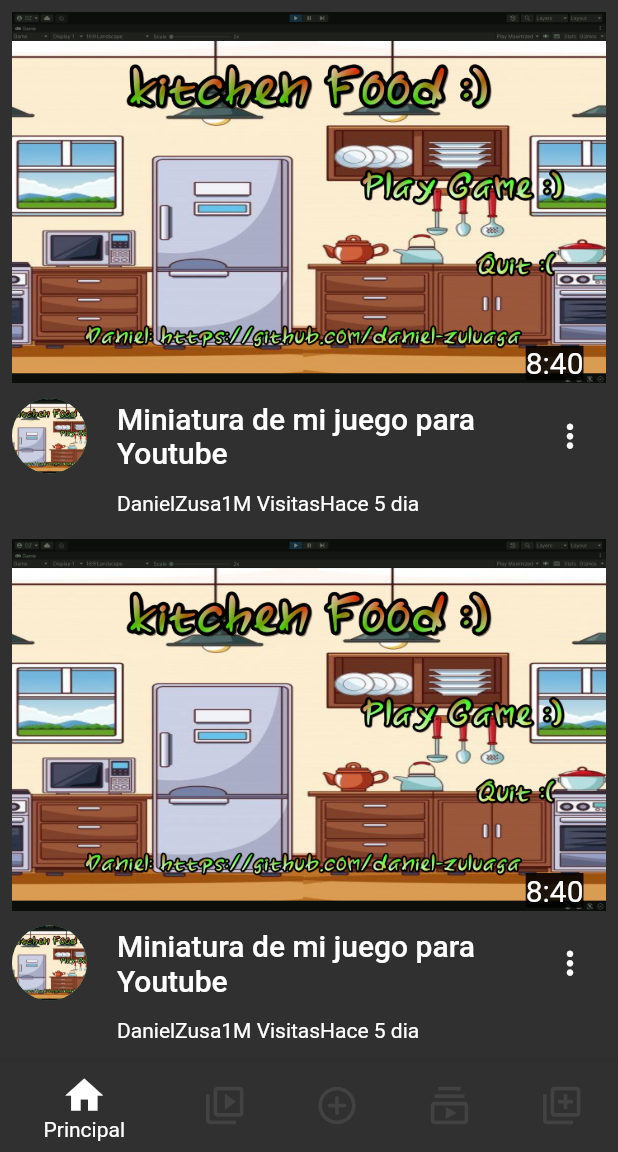
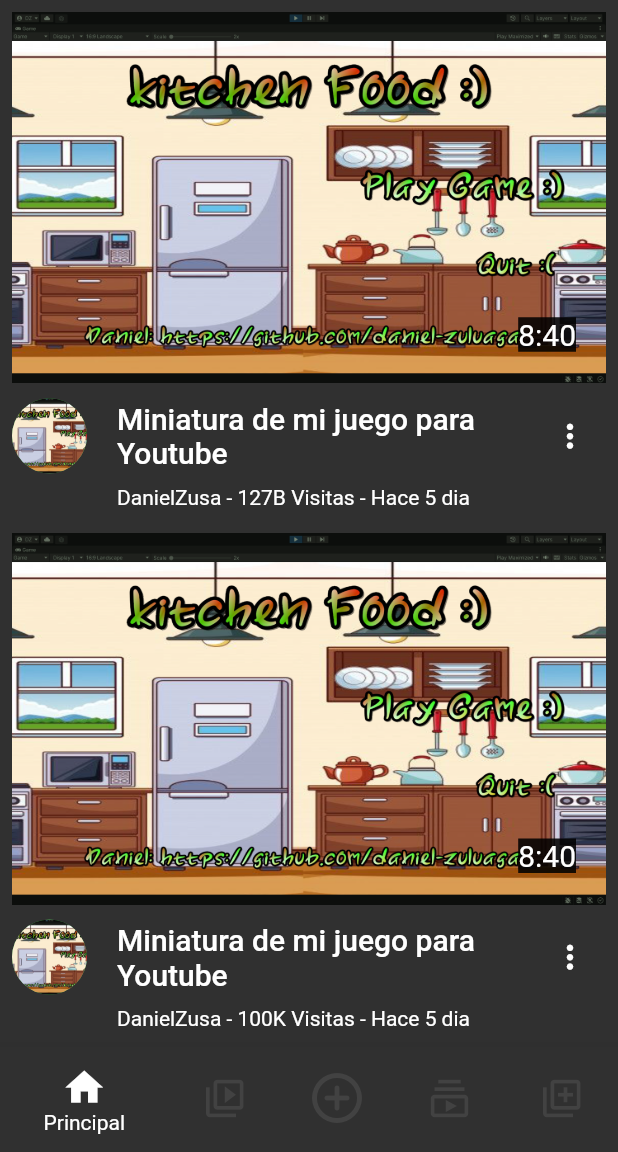
Before and after one commit to daniel-zuluaga/Create_Youtube, a Flutter app: the screen it shows after launch, on a phone screen of 412 x 824 dp, the part 84-1236 px from its top. Run offline on Flutter 3.47's test engine with Material 2 defaults, Android fonts, the light colour scheme and no system bars; our stand-ins replace font_awesome_flutter.

Commit message:
I finished creating the main youtube page where I touched up one of them, that is, this project is how to make a basic youtube clone in flutter

```diff
--- a/lib/main.dart
+++ b/lib/main.dart
@@ -1,4 +1,5 @@
-import 'package:create_youtube/router/router.dart';
+import 'package:create_youtube/src/pages/splash_screen.dart';
+import 'package:create_youtube/src/router/router.dart';
 import 'package:flutter/material.dart';
 
 void main() => runApp(const MyApp());
@@ -14,8 +15,9 @@ class MyApp extends StatelessWidget {
       theme: ThemeData.dark(
 
       ),
-      initialRoute: MainPage.id,
+      initialRoute: SplashScreen.id,
       routes: {
+        SplashScreen.id:(_) => SplashScreen(),
         MainPage.id: (_) => MainPage(),
         ShortsVideo.id: (_) => ShortsVideo(),
         CreateNewVideoYoutube.id: (_) => CreateNewVideoYoutube(),
--- a/lib/router/router.dart
+++ /dev/null
@@ -1,4 +0,0 @@
-export 'package:create_youtube/pages/create_new_video_youtube.dart';
-export 'package:create_youtube/pages/main_page.dart';
-export 'package:create_youtube/pages/shorts_video.dart';
-export 'package:create_youtube/pages/suscripciones_page.dart';
--- /dev/null
+++ b/lib/src/models/video_card.dart
@@ -0,0 +1,55 @@
+
+import 'package:flutter/material.dart';
+
+class VideoCard{
+  String title;
+  String duration;
+  String views;
+  Image thumbnail;
+  String nameChannel;
+
+  VideoCard({
+    required this.duration,
+    required this.title,
+    required this.views,
+    required this.nameChannel,
+    required this.thumbnail
+  });
+
+  String viewsVideo(int views) {
+    String viewsString = this.views.toString();
+    String value = "";
+
+    if(viewsString.length >= 10){
+      value = "B";
+      viewsString = viewCompress([11, 12], viewsString);
+    }
+    else if(viewsString.length >= 7){
+      value = "M";
+      viewsString = viewCompress([7, 8], viewsString);
+    }
+    else if(viewsString.length >= 4){
+      value = "K";
+      viewsString = viewCompress([5, 6], viewsString);
+    }
+
+    return viewsString + value;
+
+  }
+
+  String viewCompress(List<int> numbers, String view){
+    if(view.length == numbers[0]){
+      view = view.substring(0,3);
+    }
+    else if(view.length == numbers[1]){
+      view = view.substring(0,2);
+    }
+    else {
+      String newString = view.substring(0,1);
+      view = "$newString.${view.substring(1,2)}";
+    }
+
+    return view;
+  }
+
+}
--- a/lib/pages/main_page.dart
+++ b/lib/src/pages/main_page.dart
@@ -1,4 +1,5 @@
-import 'package:create_youtube/widgets/bottom_menu_youtube.dart';
+import 'package:create_youtube/src/models/video_card.dart';
+import 'package:create_youtube/src/widgets/bottom_menu_youtube.dart';
 import 'package:flutter/material.dart';
 import 'package:font_awesome_flutter/font_awesome_flutter.dart';
 
@@ -11,7 +12,52 @@ class MainPage extends StatefulWidget {
 }
 
 class _MainPageState extends State<MainPage> {
-  int _selectedIndex = 0;
+
+  List<VideoCard> videos = [];
+
+  @override
+  void initState() {
+    videos.addAll([
+      VideoCard(duration: "6:30", title: "Miniatura de mi juego para Youtube",
+      views: "12798361975", nameChannel: "DanielZusaVideogames",
+      thumbnail: Image.asset("assets/image/fondo_flutter.png")),
+      VideoCard(duration: "3:45", title: "Miniatura de mi juego para Youtube",
+      views: "10045", nameChannel: "DanielZusaVideogames",
+      thumbnail: Image.asset("assets/image/fondo_flutter.png")),
+      VideoCard(duration: "2:25", title: "Miniatura de mi juego para Youtube",
+      views: "100", nameChannel: "DanielZusaVideogames",
+      thumbnail: Image.asset("assets/image/fondo_flutter.png")),
+      VideoCard(duration: "1:10", title: "Miniatura de mi juego para Youtube",
+      views: "134", nameChannel: "DanielZusaVideogames",
+      thumbnail: Image.asset("assets/image/fondo_flutter.png")),
+      VideoCard(duration: "6:45", title: "Miniatura de mi juego para Youtube",
+      views: "90", nameChannel: "DanielZusaVideogames",
+      thumbnail: Image.asset("assets/image/fondo_flutter.png")),
+      VideoCard(duration: "45:45", title: "Miniatura de mi juego para Youtube",
+      views: "67593", nameChannel: "DanielZusaVideogames",
+      thumbnail: Image.asset("assets/image/fondo_flutter.png")),
+      VideoCard(duration: "8:45", title: "Miniatura de mi juego para Youtube",
+      views: "109830917", nameChannel: "DanielZusaVideogames",
+      thumbnail: Image.asset("assets/image/fondo_flutter.png")),
+      VideoCard(duration: "7:45", title: "Miniatura de mi juego para Youtube",
+      views: "8382", nameChannel: "DanielZusaVideogames",
+      thumbnail: Image.asset("assets/image/fondo_flutter.png")),
+      VideoCard(duration: "5:45", title: "Miniatura de mi juego para Youtube",
+      views: "3916912", nameChannel: "DanielZusaVideogames",
+      thumbnail: Image.asset("assets/image/fondo_flutter.png")),
+      VideoCard(duration: "9:45", title: "Miniatura de mi juego para Youtube",
+      views: "322179", nameChannel: "DanielZusaVideogames",
+      thumbnail: Image.asset("assets/image/fondo_flutter.png")),
+      VideoCard(duration: "9:45", title: "Miniatura de mi juego para Youtube",
+      views: "322179", nameChannel: "DanielZusaVideogames",
+      thumbnail: Image.asset("assets/image/fondo_flutter.png")),
+      VideoCard(duration: "9:45", title: "Miniatura de mi juego para Youtube",
+      views: "322179", nameChannel: "DanielZusaVideogames",
+      thumbnail: Image.asset("assets/image/fondo_flutter.png")),
+    ]);
+
+    super.initState();
+  }
 
   @override
   Widget build(BuildContext context) {
@@ -78,6 +124,7 @@ class _MainPageState extends State<MainPage> {
               SliverList(
                   delegate: SliverChildBuilderDelegate(
                 (BuildContext context, int position) {
+                  String viewsCompressed = videos[position].viewsVideo(int.parse(videos[position].views));
                   return Container(
                     margin: EdgeInsets.all(8),
                     child: Stack(
@@ -104,9 +151,9 @@ class _MainPageState extends State<MainPage> {
                                 const SizedBox(
                                   width: 20,
                                 ),
-                                const Expanded(
+                                Expanded(
                                   child: Text(
-                                    "Miniatura de mi juego para Youtube",
+                                    "${videos[position].title}",
                                     maxLines: 2,
                                     textAlign: TextAlign.start,
                                     overflow: TextOverflow.ellipsis,
@@ -127,19 +174,17 @@ class _MainPageState extends State<MainPage> {
                               ],
                             ),
                             const SizedBox(
-                              height: 12,
+                              height: 8,
                             ),
 
 
 
                             Row(
-                              children: const [
+                              children: [
                                 SizedBox(
                                   width: 70,
                                 ),
-                                Text("DanielZusa"),
-                                Text("1M Visitas"),
-                                Text("Hace 5 dia")
+                                Text("DanielZusa - " + "$viewsCompressed" + " Visitas - Hace 5 dia")
 
                               ],
                             ),
@@ -148,9 +193,9 @@ class _MainPageState extends State<MainPage> {
                         ),
                         Positioned(
                           right: 5,
-                          bottom: 80,
+                          bottom: 85,
                           child: Container(
-                            margin: const EdgeInsets.symmetric(vertical: 10, horizontal: 10),
+                            margin: const EdgeInsets.symmetric(vertical: 20, horizontal: 15),
                             color: Colors.black87,
                             child: const Text(
                               "8:40",
@@ -164,7 +209,7 @@ class _MainPageState extends State<MainPage> {
                     ),
                   );
                 },
-                childCount: 10,
+                childCount: videos.length,
               ))
             ],
           ),
--- a/lib/pages/shorts_video.dart
+++ b/lib/src/pages/shorts_video.dart
@@ -1,4 +1,4 @@
-import 'package:create_youtube/widgets/bottom_menu_youtube.dart';
+import 'package:create_youtube/src/widgets/bottom_menu_youtube.dart';
 import 'package:flutter/material.dart';
 
 class ShortsVideo extends StatelessWidget {
--- a/lib/pages/suscripciones_page.dart
+++ b/lib/src/pages/suscripciones_page.dart
@@ -1,4 +1,4 @@
-import 'package:create_youtube/widgets/bottom_menu_youtube.dart';
+import 'package:create_youtube/src/widgets/bottom_menu_youtube.dart';
 import 'package:flutter/material.dart';
 
 class SuscripcionesPage extends StatelessWidget {
--- /dev/null
+++ b/lib/src/router/router.dart
@@ -0,0 +1,4 @@
+export 'package:create_youtube/src/pages/create_new_video_youtube.dart';
+export 'package:create_youtube/src/pages/main_page.dart';
+export 'package:create_youtube/src/pages/shorts_video.dart';
+export 'package:create_youtube/src/pages/suscripciones_page.dart';
--- a/lib/widgets/bottom_menu_youtube.dart
+++ b/lib/src/widgets/bottom_menu_youtube.dart
@@ -1,5 +1,7 @@
-import 'package:create_youtube/pages/main_page.dart';
-import 'package:create_youtube/pages/shorts_video.dart';
+import 'package:create_youtube/src/pages/create_new_video_youtube.dart';
+import 'package:create_youtube/src/pages/main_page.dart';
+import 'package:create_youtube/src/pages/shorts_video.dart';
+import 'package:create_youtube/src/pages/suscripciones_page.dart';
 import 'package:flutter/material.dart';
 import 'package:font_awesome_flutter/font_awesome_flutter.dart';
 
@@ -32,7 +34,7 @@ class _BotomMenuYoutubeState extends State<BotomMenuYoutube> {
         BottomNavigationBarItem(
           icon: Icon(
             Icons.add_circle_outline_rounded,
-            size: 30,
+            size: 40,
           ),
           label: "",
         ),
@@ -68,13 +70,19 @@ class _BotomMenuYoutubeState extends State<BotomMenuYoutube> {
               break;
             case 2:
               MaterialPage(
-                  child: Container(
-                color: Colors.red,
-                height: 200.0,
-                width: 200.0,
-              ));
+                    child: Container(
+                  color: Colors.red,
+                  height: 200.0,
+                  width: 200.0,
+                ));
               break;
+
+            case 3:
+              Navigator.pushReplacementNamed(context, SuscripcionesPage.id);
+              break;
+
             default:
+
           }
         });
       },
```
Also changed, not shown: lib/models/menu_option.dart (deleted, +0 -13 lines), lib/pages/create_new_video_youtube.dart (deleted, +0 -25 lines), lib/src/pages/create_new_video_youtube.dart (added, +20 -0 lines), lib/src/pages/splash_screen.dart (added, +38 -0 lines).
